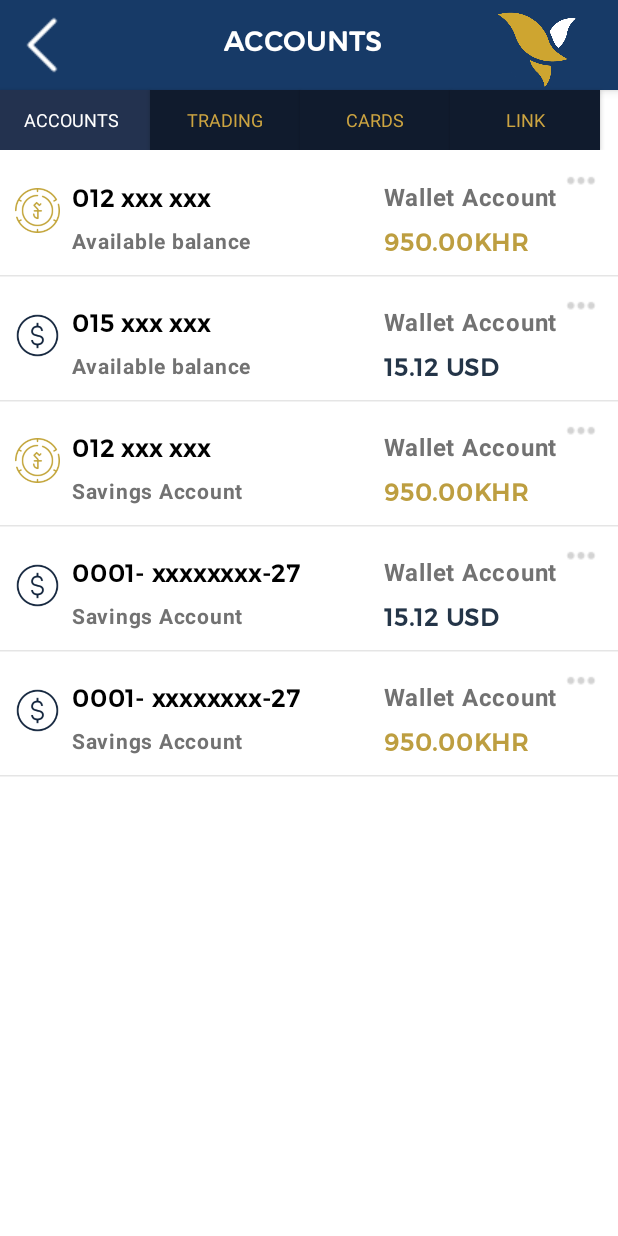
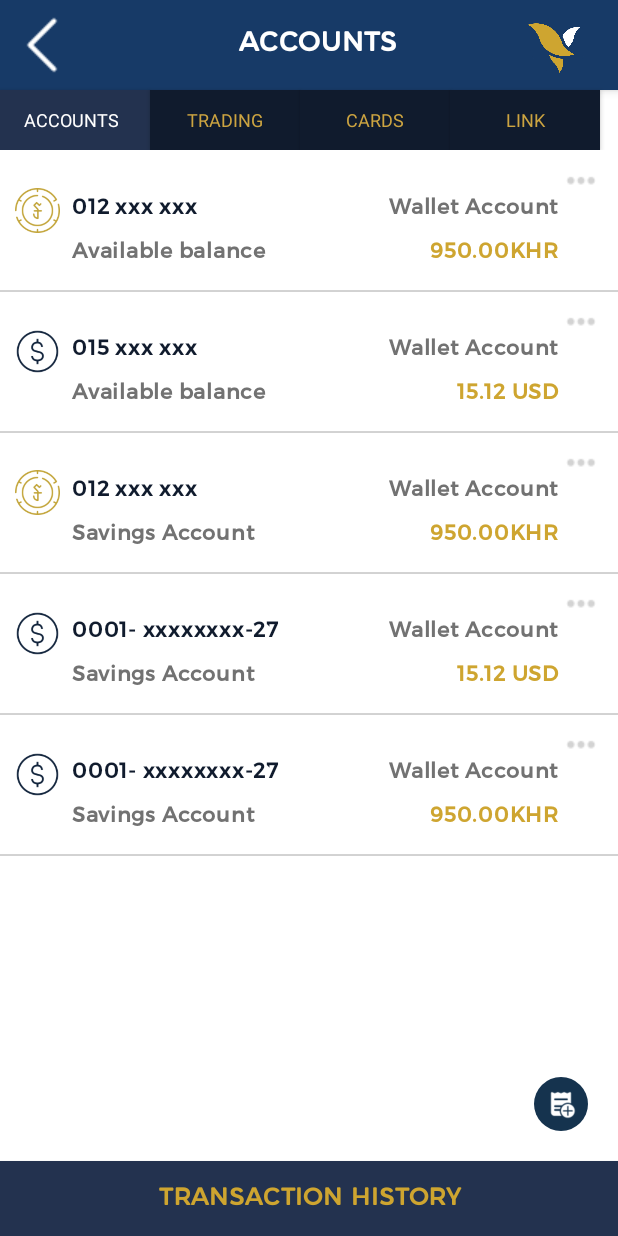
Before and after one commit to monykappa/AceldaAppUI, an Android app built with Jetpack Compose: the accountScreen screen opened through its navigation route, on a phone screen of 412 x 824 dp. Run offline under Robolectric (Android 15) with nearby library versions, the phone set to English and light mode, and no system bars.

Commit message:
Account page done

```diff
--- a/app/src/main/java/com/example/acledaapp/screens/account.kt
+++ b/app/src/main/java/com/example/acledaapp/screens/account.kt
@@ -18,23 +18,31 @@ import androidx.compose.foundation.Image
 import androidx.compose.foundation.layout.*
 import androidx.compose.foundation.background
 import androidx.compose.foundation.border
+import androidx.compose.foundation.clickable
 import androidx.compose.foundation.layout.Row
 import androidx.compose.foundation.layout.height
 import androidx.compose.foundation.layout.padding
 import androidx.compose.foundation.layout.size
 import androidx.compose.foundation.layout.width
+import androidx.compose.foundation.rememberScrollState
 import androidx.compose.foundation.shape.RoundedCornerShape
+import androidx.compose.foundation.verticalScroll
 import androidx.compose.ui.graphics.Color
 import androidx.compose.ui.text.font.FontWeight
 //import com.example.acledaapp.ui.theme.AcledaAppTheme
 import androidx.compose.material.*
+import androidx.compose.material.SnackbarDefaults.backgroundColor
 import androidx.compose.material.icons.Icons
 import androidx.compose.material.icons.filled.AccountCircle
+import androidx.compose.ui.draw.clip
 import androidx.compose.ui.draw.drawWithContent
 import androidx.compose.ui.draw.shadow
 import androidx.compose.ui.geometry.Offset
 import androidx.compose.ui.geometry.Size
+import androidx.compose.ui.graphics.Color.Companion.Blue
+import androidx.compose.ui.graphics.Color.Companion.Gray
 import androidx.compose.ui.graphics.Color.Companion.Red
+import androidx.compose.ui.graphics.Color.Companion.White
 import androidx.compose.ui.text.TextStyle
 import androidx.compose.ui.graphics.painter.Painter
 import androidx.compose.ui.graphics.vector.ImageVector
@@ -101,7 +109,7 @@ fun accountNavBar(navController: NavController) {
                 backgroundColor = Color(0xFF173a67),
                 navigationIcon = {
                     IconButton(onClick = { navController.navigate("home") }) {
-                            Image(
+                        Image(
                             painter = painterResource(id = R.drawable.ic_back),
                             contentDescription = "Back"
                         )
@@ -113,6 +121,7 @@ fun accountNavBar(navController: NavController) {
                     ) {
                         IconButton(
                             onClick = { /* Handle logo image click */ },
+                            modifier = Modifier.size(40.dp),
                         ) {
                             Image(
                                 painter = painterResource(id = R.drawable.ac_logo),
@@ -124,11 +133,66 @@ fun accountNavBar(navController: NavController) {
                 elevation = AppBarDefaults.TopAppBarElevation
             )
 
-            ButtonRow()
-            AccountCards()
+            Column(
+                modifier = Modifier.fillMaxSize(),
+                verticalArrangement = Arrangement.SpaceBetween
+            ) {
+                Column(modifier = Modifier.weight(1f)) {
+                    ButtonRow()
+                    AccountCards()
+                }
+                BottomButton()
+            }
         }
     }
 }
+
+
+@Composable
+fun BottomButton() {
+    Column(
+        horizontalAlignment = Alignment.End,
+        modifier = Modifier.fillMaxWidth()
+    ) {
+        Surface(
+            shape = RoundedCornerShape(50.dp),
+            color = Color(0xFF15334e),
+            modifier = Modifier
+                .padding(bottom = 20.dp, end = 20.dp)
+                .align(Alignment.End)
+                .clickable{}
+
+           ) {
+            Box(
+                modifier = Modifier.padding(8.dp)
+            ) {
+                Image(
+                    painter = painterResource(id = R.drawable.ic_add),
+                    modifier = Modifier.size(20.dp),
+                    contentDescription = "Icon"
+                )
+            }
+        }
+        Button(
+            onClick = { /* Handle button click */ },
+            modifier = Modifier.fillMaxWidth().height(50.dp),
+            shape = RoundedCornerShape(0.dp),
+            colors = ButtonDefaults.buttonColors(backgroundColor = Color(0xFF23324f)),
+        ) {
+            Text(
+                text = "TRANSACTION HISTORY",
+                textAlign = TextAlign.Center,
+                fontWeight = FontWeight.Bold,
+                modifier = Modifier.fillMaxWidth(),
+                color = Color(0XFFcea530),
+                fontFamily = montyFontFamily,
+            )
+        }
+    }
+}
+
+
+
 
 //@Preview(showSystemUi = true)
 @Composable
@@ -194,6 +258,8 @@ fun ButtonRow() {
 }
 
 
+
+
 data class AccountData(
     val iconId: Int,
     val phoneNumber: String,
@@ -254,19 +320,16 @@ fun AccountCards() {
             accountDataList.forEachIndexed { index, accountData ->
                 Row(
                     modifier = Modifier
+                        .bottomBorderColor(color = Color.Gray, borderWidth = 0.5.dp)
+                        .clickable {}
 
-                        .drawWithContent {
-                            drawContent()
-                            drawRect(
-                                color = Color.Black.copy(alpha = 0.1f),
-                                topLeft = Offset(0f, size.height),
-                                size = Size(size.width, 1.dp.toPx()) // Adjust the shadow height as needed
-                            )
-                        }
+
                 )  {
                     Image(
                         painter = painterResource(id = accountData.iconId),
-                        modifier = Modifier.offset(y = 25.dp, x = 10.dp).size(30.dp),
+                        modifier = Modifier
+                            .offset(y = 25.dp, x = 10.dp)
+                            .size(30.dp),
                         contentDescription = "Icon Image"
                     )
                     Spacer(modifier = Modifier.width(8.dp))
@@ -274,19 +337,24 @@ fun AccountCards() {
                         // Phone number
                         Text(
                             text = accountData.phoneNumber,
-                            fontSize = 16.sp,
-                            color = Color.Black,
+                            fontSize = 14.sp,
+                            color = Color(0xFF101b2d),
                             fontFamily = truenorgFontFamily,
                             fontWeight = FontWeight.Bold,
-                            modifier = Modifier.padding(top = 10.dp).offset(x = 10.dp),
+                            modifier = Modifier
+                                .padding(top = 15.dp)
+                                .offset(x = 10.dp),
                         )
                         // Available balance
                         Text(
                             text = accountData.availableBalance,
                             fontSize = 14.sp,
                             fontWeight = FontWeight.Bold,
+                            fontFamily = truenorgFontFamily,
                             color = Color(0xFF727272),
-                            modifier = Modifier.padding(top = 5.dp, bottom = 10.dp).offset(x = 10.dp)
+                            modifier = Modifier
+                                .padding(top = 5.dp, bottom = 15.dp)
+                                .offset(x = 10.dp)
                         )
                     }
                     Spacer(modifier = Modifier.weight(1f)) // Expandable space
@@ -294,20 +362,27 @@ fun AccountCards() {
                         // Wallet
                         Text(
                             text = accountData.walletAccount,
-                            fontSize = 16.sp,
+                            textAlign = TextAlign.End,
+                            fontSize = 14.sp,
                             fontWeight = FontWeight.Bold,
+                            fontFamily = truenorgFontFamily,
                             color = Color(0xFF727272),
-                            modifier = Modifier.padding(top = 10.dp),
+                            modifier = Modifier
+                                .padding(top = 15.dp)
+                                .width(130.dp),
                         )
                         // Balance
                         val balanceColor = if (index % 2 == 0) Color(0xFFbd9e40) else Color(0xFF243548)
                         Text(
                             text = accountData.balance,
-                            fontSize = 16.sp,
+                            textAlign = TextAlign.End,
+                            fontSize = 14.sp,
                             fontFamily = truenorgFontFamily,
                             fontWeight = FontWeight.Bold,
-                            color = balanceColor,
-                            modifier = Modifier.padding(top = 5.dp)
+                            color = Color(0xFFcea530),
+                            modifier = Modifier
+                                .padding(top = 5.dp)
+                                .width(130.dp)
                         )
                     }
                     Column(
@@ -316,7 +391,9 @@ fun AccountCards() {
                         Image(
                             painter = painterResource(id = R.drawable.ic_dots),
                             contentDescription = "Icon Image",
-                            modifier = Modifier.size(20.dp).offset(x = -15.dp, y = 10.dp),
+                            modifier = Modifier
+                                .size(20.dp)
+                                .offset(x = -15.dp, y = 10.dp),
                         )
                     }
                 }
@@ -324,84 +401,3 @@ fun AccountCards() {
         }
     }
 }
-
-
-
-
-
-
-
-//@SuppressLint("UnusedMaterialScaffoldPaddingParameter")
-//@Preview(showSystemUi = true)
-//@Composable
-//fun accountScreen() {
-//    val accountList = listOf(
-//        Account(number = "015 XXX XXX", name = "Wallet Account", balance = 950.00, currency = "KHR"),
-//        Account(number = "015 XXX XXX", name = "Wallet Account", balance = 260.28, currency = "USD"),
-//        Account(number = "0001-XXXXXXXX-27", name = "Savings Account", balance = 800.00, currency = "KHR"),
-//        Account(number = "0001-XXXXXXXX-37", name = "Credit Card Account", balance = 0.00, currency = "USD"),
-//        Account(number = "0001-XXXXXXXX-47", name = "Credit Card Account", balance = 4160.73, currency = "USD"),
-//        Account(number = "0001-XXXXXXXX-14", name = "Payroll Account", balance = 43501.66, workingBalance = 10501.66, currency = "USD"),
-//    )
-//
-//
-//                LazyColumn(){
-//                    items(accountList) { account ->
-//                        AccountCard(account = account)
-//                    }
-//                }
-//
-//}
-//
-//@Composable
-//fun AccountCard(account: Account) {
-//    Card(
-////        elevation = 40.dp,
-//    ) {
-//        Column {
-//            Row(
-//                modifier = Modifier.fillMaxWidth()
-//            ) {
-//                Text(text = account.number, style = MaterialTheme.typography.body1)
-//                Spacer(modifier = Modifier.weight(1f))
-//                Text(text = account.name, style = MaterialTheme.typography.body1)
-//            }
-//            Row(
-//                modifier = Modifier.fillMaxWidth()
-//            ) {
-//                Text(
-//                    text = "Available balance",
-//                    style = MaterialTheme.typography.caption
-//                )
-//                Spacer(modifier = Modifier.weight(1f))
-//                Text(
-//                    text = "${account.balance} ${account.currency}",
-//                    style = MaterialTheme.typography.body1
-//                )
-//            }
-//            if (account.workingBalance != null) {
-//                Row(
-//                    modifier = Modifier.fillMaxWidth()
-//                ) {
-//                    Text(
-//                        text = "Working balance",
-//                        style = MaterialTheme.typography.caption
-//                    )
-//                    Spacer(modifier = Modifier.weight(1f))
-//                    Text(
-//                        text = "${account.workingBalance} ${account.currency}",
-//                        style = MaterialTheme.typography.body1
-//                    )
-//                }
-//            }
-//        }
-//    }
-//}
-//
-//data class Account(
-//    val number: String,
-//    val name: String,
-//    val balance: Double,
-//    val currency: String,
-//    val workingBalance: Double? = null
-//)
```
Also changed, not shown: app/src/main/res/drawable/ic_add.png (added).
